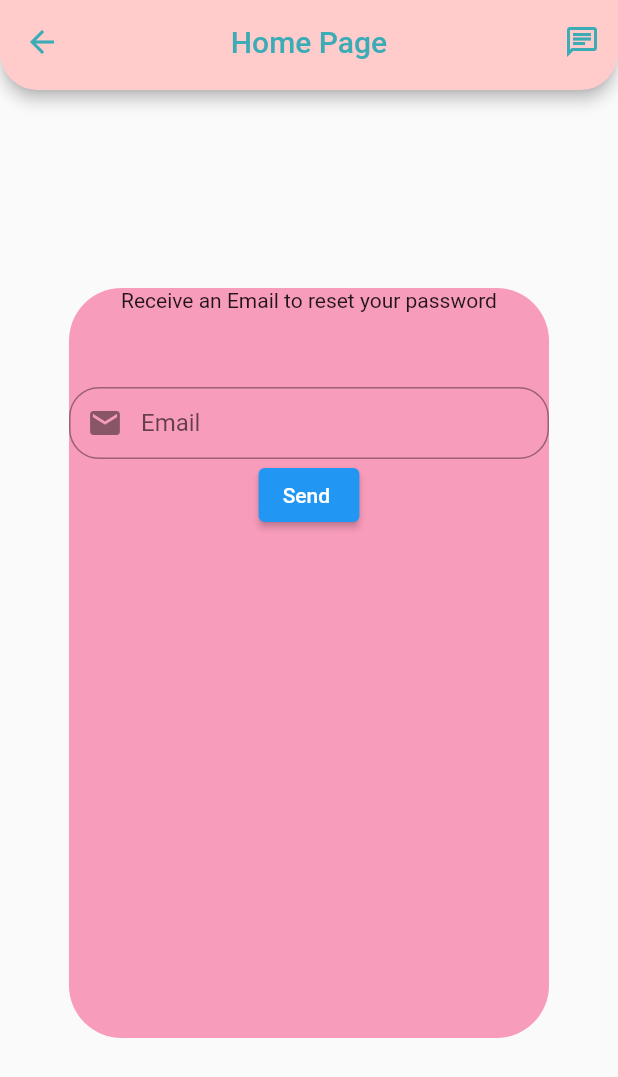
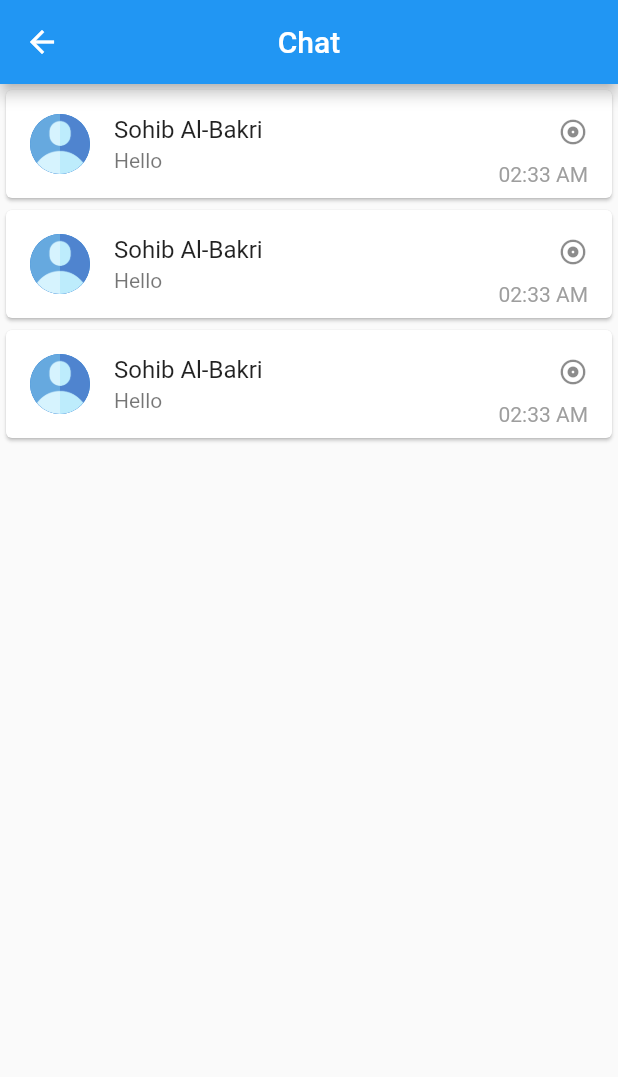
Before and after one commit to karaz-shopping/karaz-shpping, a Flutter app: the ResetPassword screen opened directly, after a tap on the "chat" icon, on a phone screen of 412 x 824 dp. Shown: the top 1077 px of the screen. Run offline on Flutter 3.47's test engine with Material 2 defaults, Android fonts, the light colour scheme and no system bars; our stand-ins replace card_swiper, cloud_firestore, curved_navigation_bar, firebase_auth, firebase_core, google_sign_in and 1 more; missing offline and left inert: favorite_button; accounts and stored records are empty.

Commit message:
production and chat

```diff
--- a/lib/pages/auth/log_in.dart
+++ b/lib/pages/auth/log_in.dart
@@ -3,7 +3,7 @@
 import 'package:cloud_firestore/cloud_firestore.dart';
 import 'package:firebase_auth/firebase_auth.dart';
 import 'package:flutter/material.dart';
-import 'package:karaz_shopping_organization/pages/auth/ResetPassword.dart';
+import 'package:karaz_shopping_organization/pages/auth/reset_password.dart';
 import 'package:karaz_shopping_organization/pages/auth/signup.dart';
 import 'package:karaz_shopping_organization/pages/home/home_page.dart';
 import 'login_with_google.dart';
--- a/lib/pages/auth/ResetPassword.dart
+++ b/lib/pages/auth/reset_password.dart
@@ -1,5 +1,6 @@
+// ignore_for_file: use_build_context_synchronously
+
 import 'package:firebase_auth/firebase_auth.dart';
-import 'package:firebase_core/firebase_core.dart';
 import 'package:flutter/material.dart';
 
 import '../home/components/appBar/custom_app_bar.dart';
@@ -12,18 +13,18 @@ class ResetPassword extends StatefulWidget {
 }
 
 class _ResetPasswordState extends State<ResetPassword> {
-  TextEditingController Email = TextEditingController();
+  TextEditingController email = TextEditingController();
   @override
   void dispose() {
-    Email.dispose();
+    email.dispose();
     super.dispose();
   }
 
+  @override
   Widget build(BuildContext context) {
     return Scaffold(
       appBar: const CustomAppBar(),
-      body: Container(
-          child: Center(
+      body: Center(
           child: Container(
         width: 320,
         height: 500,
@@ -32,12 +33,12 @@ class _ResetPasswordState extends State<ResetPassword> {
             borderRadius: BorderRadius.all(Radius.circular(35))),
         child: Column(
           children: [
-            Text("Receive an Email to reset your password"),
+            const Text("Receive an Email to reset your password"),
             const SizedBox(
               height: 50,
             ),
             TextField(
-              controller: Email,
+              controller: email,
               decoration: const InputDecoration(
                 contentPadding: EdgeInsets.symmetric(horizontal: 10),
                 border: OutlineInputBorder(
@@ -59,19 +60,26 @@ class _ResetPasswordState extends State<ResetPassword> {
                     });
                 try {
                   await FirebaseAuth.instance
-                        .sendPasswordResetEmail(email: Email.text.trim());
-                    ScaffoldMessenger.of(context).showSnackBar(const SnackBar(
-                        content: Text("Reset Email send successfully")));
+                      .sendPasswordResetEmail(email: email.text.trim());
+                  ScaffoldMessenger.of(context).showSnackBar(
+                    const SnackBar(
+                      content: Text("Reset Email send successfully"),
+                    ),
+                  );
                   Navigator.of(context).pop();
                 } on FirebaseAuthException catch (e) {
                   ScaffoldMessenger.of(context).showSnackBar(
-                        SnackBar(content: Text(e.message.toString())));
+                    SnackBar(
+                      content: Text(e.message.toString()),
+                    ),
+                  );
                 }
               },
-                child: Text("Send "))
+              child: const Text("Send "),
+            ),
           ],
         ),
-      ))),
+      )),
     );
   }
 }
--- /dev/null
+++ b/lib/pages/chat/chat.dart
@@ -0,0 +1,52 @@
+import 'dart:async';
+
+import 'package:cloud_firestore/cloud_firestore.dart';
+import 'package:flutter/material.dart';
+import 'package:flutter/scheduler.dart';
+
+class ChatPage extends StatefulWidget {
+  const ChatPage({super.key});
+
+  @override
+  State<ChatPage> createState() => _ChatPageState();
+}
+
+class _ChatPageState extends State<ChatPage> {
+  @override
+  Widget build(BuildContext context) {
+    return Scaffold(
+      appBar: AppBar(
+        title: const Text('Chat'),
+        centerTitle: true,
+      ),
+      body: ListView.builder(
+        itemCount: 3,
+        itemBuilder: (BuildContext context, int index) {
+          return Card(
+            child: ListTile(
+              title: const Text('Sohib Al-Bakri'),
+              subtitle: const Text('Hello'),
+              leading: const CircleAvatar(
+                backgroundImage: AssetImage('assets/images/profile.png'),
+              ),
+              trailing: Column(
+                crossAxisAlignment: CrossAxisAlignment.end,
+                children: const [
+                  Expanded(
+                      child: Icon(
+                    Icons.album_outlined,
+                    size: 20,
+                  )),
+                  Text(
+                    '02:33 AM',
+                    style: TextStyle(color: Colors.grey),
+                  ),
+                ],
+              ),
+            ),
+          );
+        },
+      ),
+    );
+  }
+}
--- a/lib/pages/home/components/appBar/custom_app_bar.dart
+++ b/lib/pages/home/components/appBar/custom_app_bar.dart
@@ -1,5 +1,6 @@
 import 'package:flutter/material.dart';
 import 'package:karaz_shopping_organization/Themes/app_colors.dart';
+import 'package:karaz_shopping_organization/pages/chat/chat.dart';
 
 class CustomAppBar extends StatelessWidget implements PreferredSizeWidget {
   const CustomAppBar({super.key});
@@ -22,7 +23,13 @@ class CustomAppBar extends StatelessWidget implements PreferredSizeWidget {
         IconButton(
           color: AppColors.blueGrey3,
           icon: const Icon(Icons.chat_outlined),
-          onPressed: () {},
+          onPressed: () {
+            Navigator.push(context, MaterialPageRoute(
+              builder: (context) {
+                return const ChatPage();
+              },
+            ));
+          },
         ),
         // IconButton(
         //   color: AppColors.blueGrey3,
--- a/lib/pages/home/home_page/custom_home.dart
+++ b/lib/pages/home/home_page/custom_home.dart
@@ -74,7 +74,7 @@ class _CustomHomeState extends State<CustomHome> {
                 onPressed: () {
                   Navigator.push(context, MaterialPageRoute(
                     builder: (context) {
-                      return ViewProduct();
+                      return const ViewProduct();
                     },
                   ));
                 },
--- a/lib/pages/products/view_product.dart
+++ b/lib/pages/products/view_product.dart
@@ -24,6 +24,10 @@ class _ViewProductState extends State<ViewProduct> {
             children: const [
               CustomAdsCard(),
               CustomAdsCard(),
+              CustomAdsCard(),
+              CustomAdsCard(),
+              CustomAdsCard(),
+              CustomAdsCard(),
             ],
           ),
         ),
```
Also changed, not shown: lib/main.dart (+10 -10 lines), lib/pages/auth/login_with_google.dart (+6 -3 lines), lib/pages/auth/signup.dart (+19 -20 lines), lib/pages/products/components/custom_add_card.dart (+21 -40 lines), 1 other file. Lines whose indentation alone changed are shown as unchanged.
